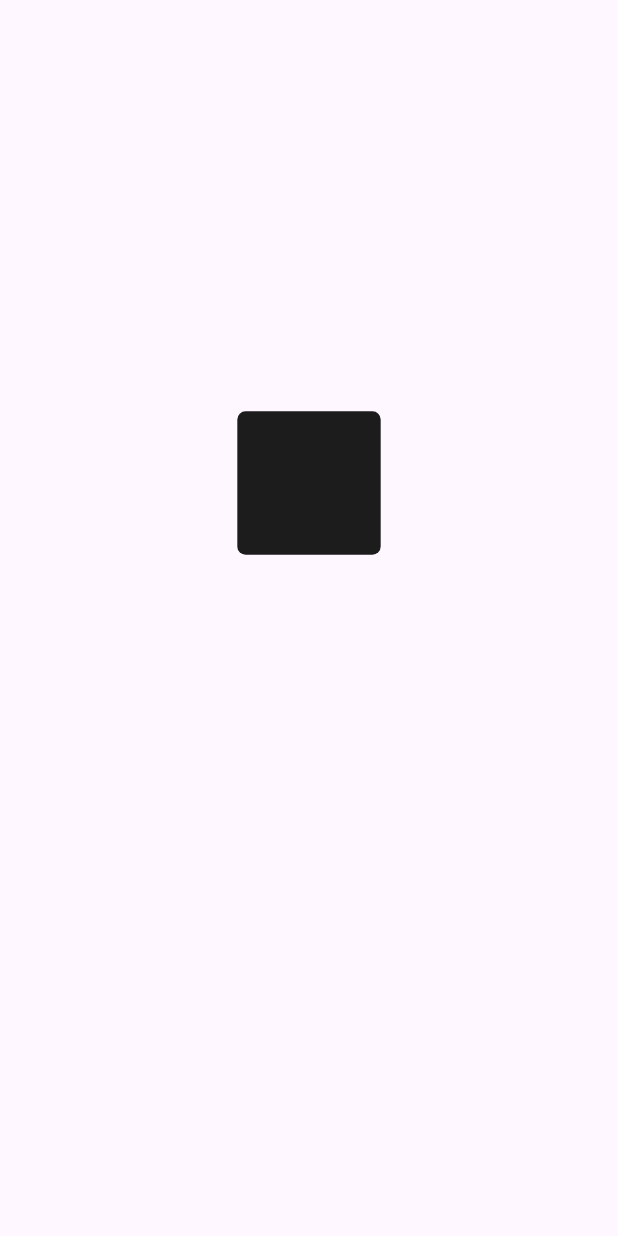
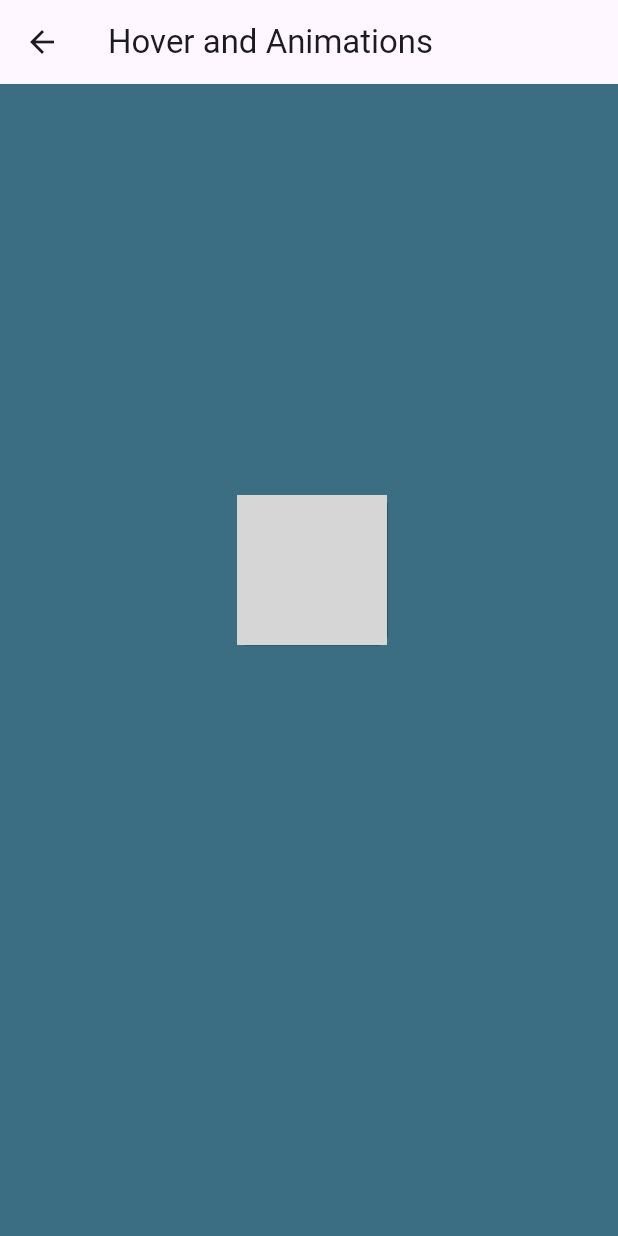
Before and after one commit to putri6/MOBILE, a Flutter app: the Addstory screen opened directly, on a phone screen of 412 x 824 dp. Run offline on Flutter 3.47's test engine with Material 3 defaults, Android fonts, the phone set to English and light mode, and no system bars; network calls fail; grey boxes are pictures that could not be loaded.

Commit message:
Update add_story.dart

```diff
--- a/lib/ui/add_story.dart
+++ b/lib/ui/add_story.dart
@@ -1,17 +1,18 @@
 import 'dart:math';
 import 'package:flutter/material.dart';
+import 'package:flutter/services.dart';
 
-// Generate a random border radius between 0 and 50
+
 double randomBorderRadius() {
   return Random().nextDouble() * 50;
 }
 
-// Generate a random margin between 0 and 20
+
 double randomMargin() {
   return Random().nextDouble() * 20;
 }
 
-// Generate a random color
+
 Color randomColor() {
   return Color.fromARGB(
     255,
@@ -22,7 +23,7 @@ Color randomColor() {
 }
 
 class Addstory extends StatefulWidget {
-  const Addstory({super.key});
+  const Addstory({Key? key}) : super(key: key);
 
   @override
   State<Addstory> createState() => _AddstoryState();
@@ -31,17 +32,19 @@ class Addstory extends StatefulWidget {
 class _AddstoryState extends State<Addstory> {
   late double borderRadius;
   late double margin;
-  late Color color;
+  late String imageUrl; // Store image URL
   double posX = 0;
   double posY = 0;
   final double boxSize = 100;
+  double scale = 1.0;
+  double opacity = 1.0;
+  bool isHovered = false;
 
   @override
   void initState() {
     super.initState();
     borderRadius = randomBorderRadius();
     margin = randomMargin();
-    color = randomColor();
   }
 
   @override
@@ -54,7 +57,14 @@ class _AddstoryState extends State<Addstory> {
     setState(() {
       borderRadius = randomBorderRadius();
       margin = randomMargin();
-      color = randomColor();
+      scale = 1.2;
+      opacity = 0.7;
+    });
+    Future.delayed(Duration(milliseconds: 200), () {
+      setState(() {
+        scale = 1.0;
+        opacity = 1.0;
+      });
     });
   }
 
@@ -69,7 +79,10 @@ class _AddstoryState extends State<Addstory> {
   @override
   Widget build(BuildContext context) {
     return Scaffold(
-      body: SafeArea(
+      appBar: AppBar(title: const Text("Hover and Animations")),
+      backgroundColor: const Color(0xFF3B6D83),
+      body: Center(
+        child: SafeArea(
           child: Stack(
             children: [
               Positioned(
@@ -83,16 +96,34 @@ class _AddstoryState extends State<Addstory> {
                     });
                   },
                   onTap: changeState,
-                child: SizedBox(
+                  child: MouseRegion(
+                    onEnter: (_) => setState(() => isHovered = true),
+                    onExit: (_) => setState(() => isHovered = false),
+                    child: AnimatedOpacity(
+                      duration: Duration(milliseconds: 200),
+                      opacity: isHovered ? 0.7 : 1.0,
+                      child: AnimatedContainer(
+                        duration: Duration(milliseconds: 200),
+                        curve: Curves.easeInOut,
+                        margin: EdgeInsets.all(margin),
+                        transform: Matrix4.diagonal3Values(
+                          isHovered ? 1.2 : 1.0,
+                          isHovered ? 1.2 : 1.0,
+                          1.0
+                        ),
+                        decoration: BoxDecoration(
+                          color: randomColor(),
+                          borderRadius: BorderRadius.circular(borderRadius),
+                        ),
                         width: boxSize,
                         height: boxSize,
-                  child: AnimatedContainer(
-                    duration: Duration(milliseconds: 2000),
-                    curve: Curves.bounceIn,
-                    margin: EdgeInsets.all(margin),
-                    decoration: BoxDecoration(
-                      color: color,
+                        child: ClipRRect(
                           borderRadius: BorderRadius.circular(borderRadius),
+                          child: Image.network(
+                            'https://awsimages.detik.net.id/community/media/visual/2022/05/03/kawasan-wisata-kawah-putih-1_169.jpeg?w=1200',
+                            fit: BoxFit.cover,
+                          ),
+                        ),
                       ),
                     ),
                   ),
@@ -101,12 +132,7 @@ class _AddstoryState extends State<Addstory> {
             ],
           ),
         ),
+      ),
     );
   }
 }
-
-void main() {
-  runApp(MaterialApp(
-    home: Addstory(),
-  ));
-}
```
Lines whose indentation alone changed are shown as unchanged.
